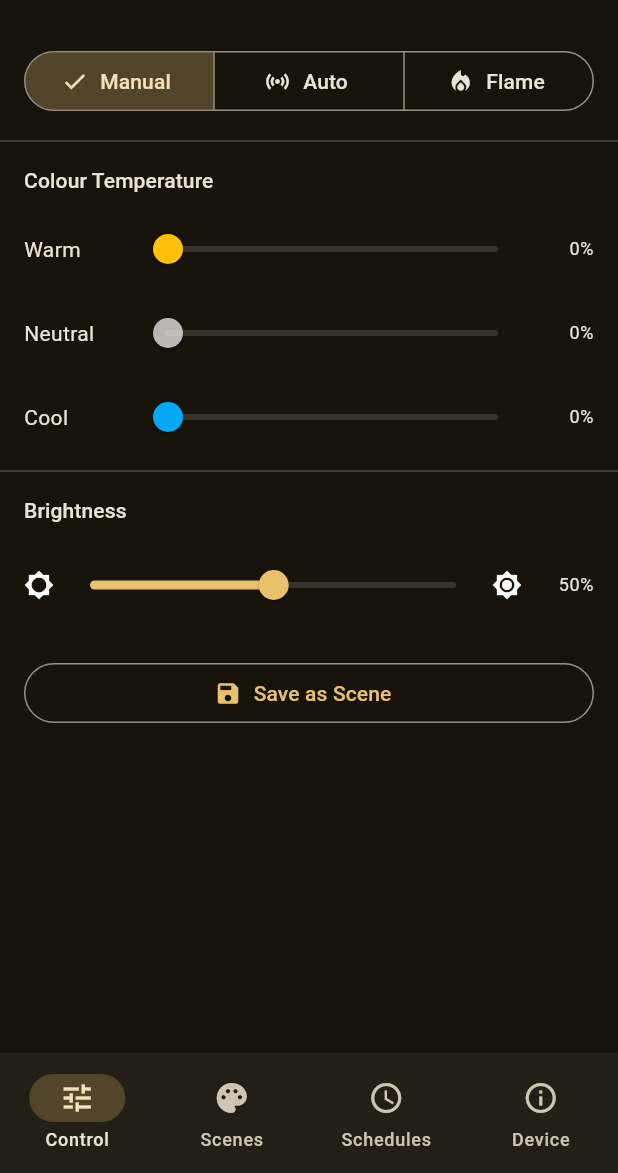
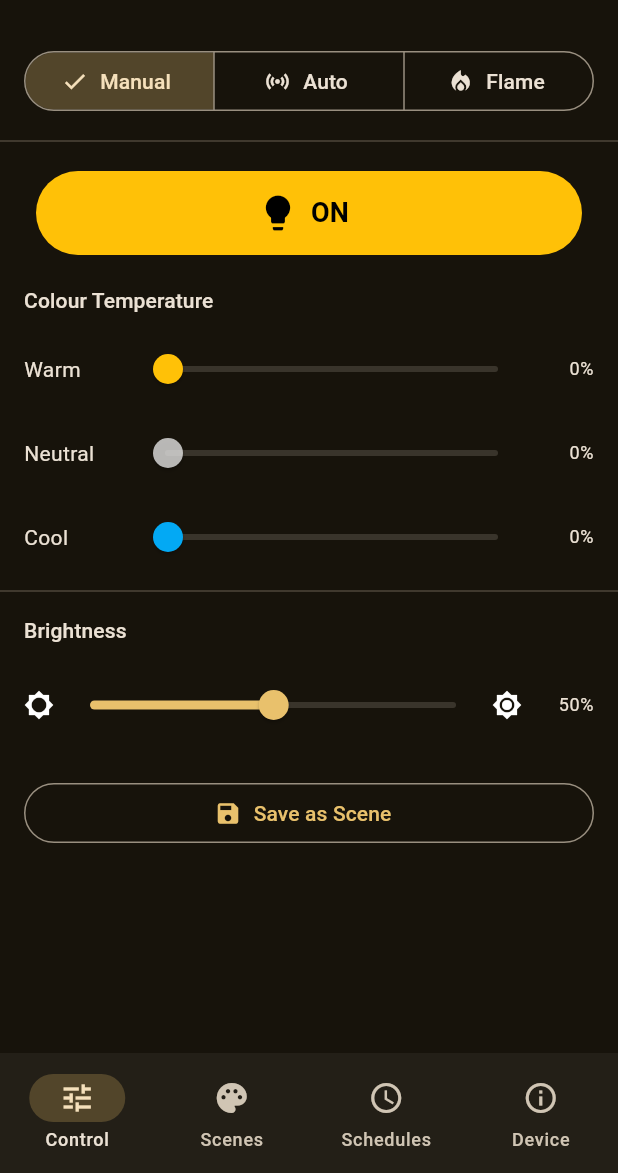
Before and after one commit to laforestlabs/smart-lamp, a Flutter app: the ControlScreen screen opened directly with empty values, on a phone screen of 412 x 824 dp, the part 63-1236 px from its top. Run offline on Flutter 3.47's test engine with Material 3 defaults, Android fonts, the phone set to English and light mode, and no system bars; our stand-ins replace file_picker, flutter_riverpod, go_router, permission_handler, shared_preferences; missing offline and left inert: flutter_reactive_ble; accounts and stored records are empty.

Commit message:
Add ON/OFF button, auto-reconnect, sensor streaming, and bring-up notes
- Firmware: notify sensor data on all events (lux every 1s + motion),
  always advertise on boot (temporary, no touch button yet)
- App: add prominent ON/OFF button in manual tab, auto-connect to
  first bonded lamp on launch with auto-navigate to control screen
- Spec: add hardware bring-up section documenting programmer fixture
  power limitation, PHY calibration settings, and board status

Co-Authored-By: Claude Opus 4.6 <noreply@anthropic.com>

```diff
--- a/Software/smart_lamp/lib/screens/control_screen.dart
+++ b/Software/smart_lamp/lib/screens/control_screen.dart
@@ -66,6 +66,41 @@ class ControlScreen extends ConsumerWidget {
           ),
           const Divider(),
           if (mode == LampMode.manual) ...[
+            Padding(
+              padding: const EdgeInsets.symmetric(horizontal: 24, vertical: 12),
+              child: SizedBox(
+                width: double.infinity,
+                height: 56,
+                child: FilledButton.icon(
+                  onPressed: () {
+                    final notifier = ref.read(lampStateProvider.notifier);
+                    if (ledState.master > 0) {
+                      notifier.setMaster(0);
+                    } else {
+                      notifier.setMaster(128);
+                    }
+                  },
+                  icon: Icon(
+                    ledState.master > 0
+                        ? Icons.lightbulb
+                        : Icons.lightbulb_outline,
+                    size: 28,
+                  ),
+                  label: Text(
+                    ledState.master > 0 ? 'ON' : 'OFF',
+                    style: const TextStyle(fontSize: 18, fontWeight: FontWeight.bold),
+                  ),
+                  style: FilledButton.styleFrom(
+                    backgroundColor: ledState.master > 0
+                        ? Colors.amber
+                        : Colors.grey.shade800,
+                    foregroundColor: ledState.master > 0
+                        ? Colors.black
+                        : Colors.white,
+                  ),
+                ),
+              ),
+            ),
             Padding(
               padding: const EdgeInsets.symmetric(horizontal: 16, vertical: 8),
               child: Text('Colour Temperature',
```
Also changed, not shown: Software/smart_lamp/lib/screens/home_screen.dart (+40 -2 lines), 4 other files.
